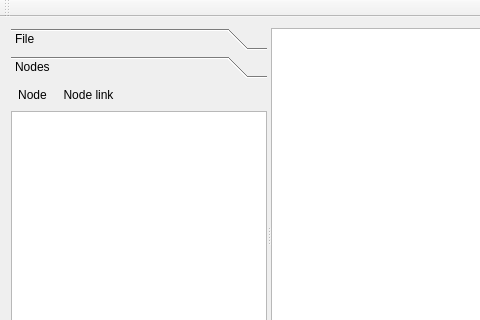
hmartinet/ddesigner, file mainwindow.ui: the form before one commit; both pictures show x 0 to 480 and y 0 to 320 of the 645 by 475 pixel window.
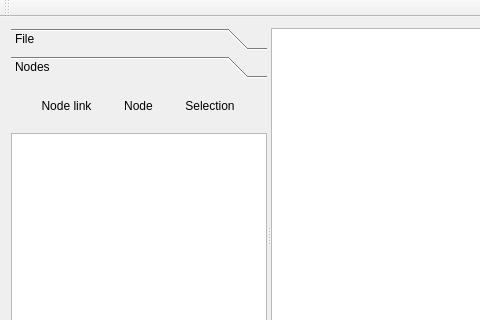
The form after the commit. Custom widgets are drawn as their Qt base class.

Commit message: Add selection feature

Patch:
```diff
--- a/mainwindow.ui
+++ b/mainwindow.ui
@@ -59,13 +59,7 @@
          <item>
           <widget class="QWidget" name="widget_2" native="true">
            <layout class="QGridLayout" name="gridLayout">
-            <property name="margin">
-             <number>0</number>
-            </property>
-            <property name="spacing">
-             <number>2</number>
-            </property>
-            <item row="0" column="1" alignment="Qt::AlignLeft">
+            <item row="0" column="1">
              <widget class="QToolButton" name="nodeLinkButton">
               <property name="text">
                <string>Node link</string>
@@ -81,7 +75,7 @@
               </property>
              </widget>
             </item>
-            <item row="0" column="0">
+            <item row="0" column="2">
              <widget class="QToolButton" name="nodeButton">
               <property name="text">
                <string>Node</string>
@@ -97,6 +91,22 @@
               </property>
              </widget>
             </item>
+            <item row="0" column="3">
+             <widget class="QToolButton" name="selectionButton">
+              <property name="text">
+               <string>Selection</string>
+              </property>
+              <property name="checkable">
+               <bool>true</bool>
+              </property>
+              <property name="autoExclusive">
+               <bool>true</bool>
+              </property>
+              <property name="autoRaise">
+               <bool>true</bool>
+              </property>
+             </widget>
+            </item>
            </layout>
           </widget>
          </item>
```
Left out of the diff: 17 changed lines with no effect on the pictures. The commit also changes 13 other files.
